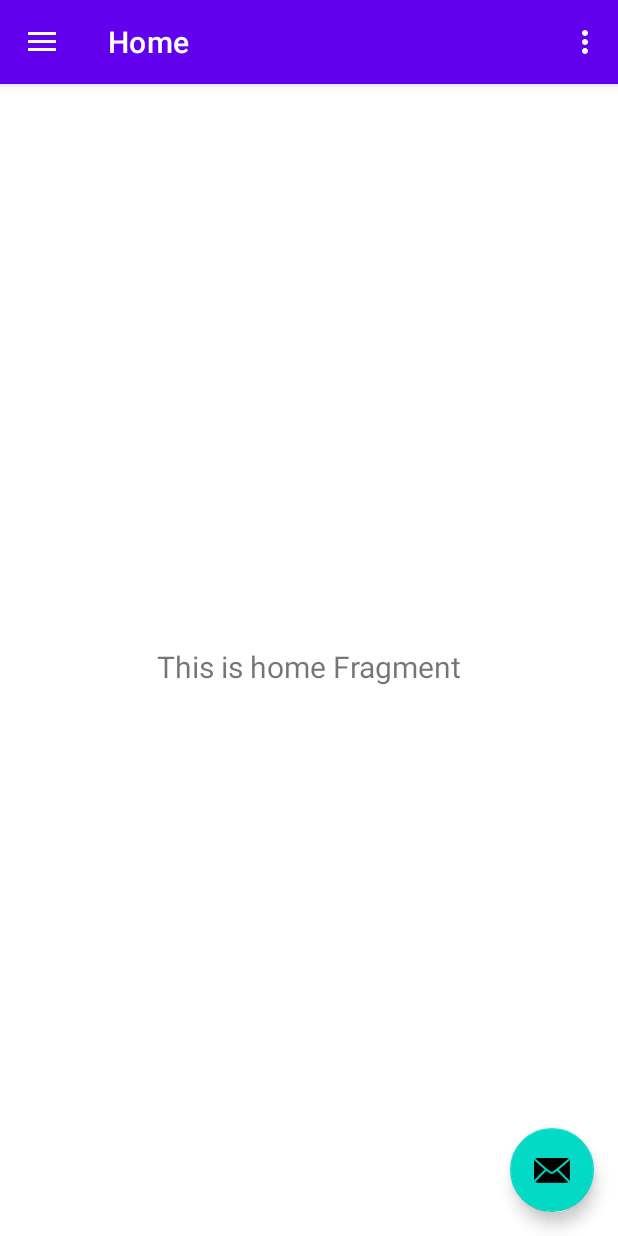
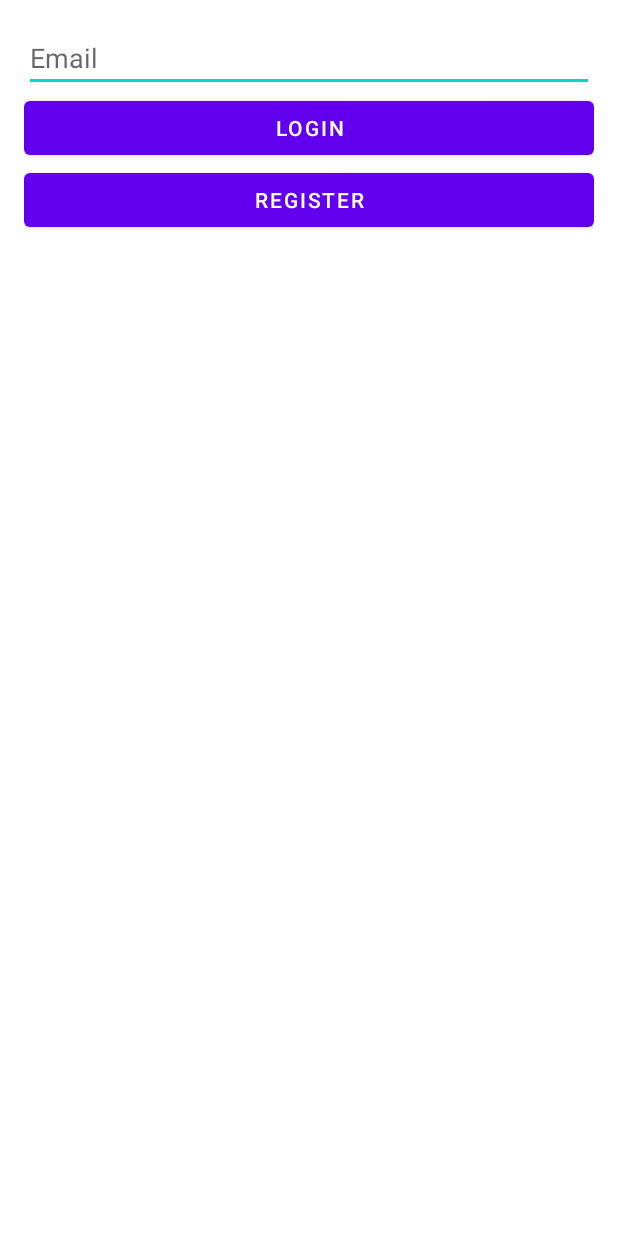
Before and after one commit to rafacm1803/Pay2Share, an Android app: the screen it shows after launch (MainActivity before the commit, LoginActivity after it), on a phone screen of 412 x 824 dp. Run offline under Robolectric (Android 15) with nearby library versions, the phone set to English and light mode, and no system bars.

Commit message:
login y registro

```diff
--- a/app/src/main/java/com/pay2share/ui/home/HomeFragment.kt
+++ b/app/src/main/java/com/pay2share/ui/home/HomeFragment.kt
@@ -4,17 +4,18 @@ import android.os.Bundle
 import android.view.LayoutInflater
 import android.view.View
 import android.view.ViewGroup
+import android.widget.Button
 import android.widget.TextView
 import androidx.fragment.app.Fragment
 import androidx.lifecycle.ViewModelProvider
 import com.pay2share.databinding.FragmentHomeBinding
+import com.pay2share.database.DatabaseHelper
+import com.pay2share.data.database.UsuarioRepository
+import com.pay2share.data.database.GrupoRepository
 
 class HomeFragment : Fragment() {
 
     private var _binding: FragmentHomeBinding? = null
-
-    // This property is only valid between onCreateView and
-    // onDestroyView.
     private val binding get() = _binding!!
 
     override fun onCreateView(
@@ -22,16 +23,29 @@ class HomeFragment : Fragment() {
         container: ViewGroup?,
         savedInstanceState: Bundle?
     ): View {
-        val homeViewModel =
-            ViewModelProvider(this).get(HomeViewModel::class.java)
+        val dbHelper = DatabaseHelper(requireContext())
+        val usuarioRepository = UsuarioRepository(dbHelper)
+        val grupoRepository = GrupoRepository(dbHelper)
+        val homeViewModel = ViewModelProvider(this, HomeViewModelFactory(usuarioRepository)).get(HomeViewModel::class.java)
 
         _binding = FragmentHomeBinding.inflate(inflater, container, false)
         val root: View = binding.root
 
         val textView: TextView = binding.textHome
-        homeViewModel.text.observe(viewLifecycleOwner) {
-            textView.text = it
+        homeViewModel.grupos.observe(viewLifecycleOwner) { grupos ->
+            textView.text = grupos.joinToString("\n")
         }
+
+        // Suponiendo que el ID del usuario es 1
+        homeViewModel.cargarGrupos(1)
+
+        val buttonAddGroup: Button = binding.buttonAddGroup
+        buttonAddGroup.setOnClickListener {
+            // Añadir un grupo para el usuario con ID 1
+            grupoRepository.crearGrupo("Nuevo Grupo")
+            homeViewModel.cargarGrupos(1) // Recargar los grupos
+        }
+
         return root
     }
 
--- a/app/src/main/java/com/pay2share/ui/home/HomeViewModel.kt
+++ b/app/src/main/java/com/pay2share/ui/home/HomeViewModel.kt
@@ -1,13 +1,23 @@
+// app/src/main/java/com/pay2share/ui/home/HomeViewModel.kt
 package com.pay2share.ui.home
 
 import androidx.lifecycle.LiveData
 import androidx.lifecycle.MutableLiveData
 import androidx.lifecycle.ViewModel
+import com.pay2share.data.database.UsuarioRepository
 
-class HomeViewModel : ViewModel() {
+class HomeViewModel(private val usuarioRepository: UsuarioRepository) : ViewModel() {
 
-    private val _text = MutableLiveData<String>().apply {
-        value = "This is home Fragment"
+    private val _grupos = MutableLiveData<List<String>>()
+    val grupos: LiveData<List<String>> = _grupos
+
+    fun cargarGrupos(usuarioId: Int) {
+        val cursor = usuarioRepository.obtenerGruposDeUsuario(usuarioId)
+        val listaGrupos = mutableListOf<String>()
+        while (cursor.moveToNext()) {
+            listaGrupos.add(cursor.getString(cursor.getColumnIndexOrThrow("name")))
+        }
+        cursor.close()
+        _grupos.value = listaGrupos
     }
-    val text: LiveData<String> = _text
 }
--- /dev/null
+++ b/app/src/main/java/com/pay2share/ui/login/LoginActivity.kt
@@ -0,0 +1,32 @@
+package com.pay2share.ui.login
+
+import android.content.Intent
+import android.os.Bundle
+import androidx.appcompat.app.AppCompatActivity
+import com.pay2share.databinding.ActivityLoginBinding
+import com.pay2share.MainActivity
+import com.pay2share.ui.register.RegisterActivity
+
+class LoginActivity : AppCompatActivity() {
+
+    private lateinit var binding: ActivityLoginBinding
+
+    override fun onCreate(savedInstanceState: Bundle?) {
+        super.onCreate(savedInstanceState)
+        binding = ActivityLoginBinding.inflate(layoutInflater)
+        setContentView(binding.root)
+
+        binding.buttonLogin.setOnClickListener {
+            val email = binding.editTextEmail.text.toString()
+            // Aquí puedes agregar la lógica para verificar el email y proceder al login
+            val intent = Intent(this, MainActivity::class.java)
+            startActivity(intent)
+            finish()
+        }
+
+        binding.buttonRegister.setOnClickListener {
+            val intent = Intent(this, RegisterActivity::class.java)
+            startActivity(intent)
+        }
+    }
+}
--- /dev/null
+++ b/app/src/main/res/layout/activity_login.xml
@@ -0,0 +1,26 @@
+<?xml version="1.0" encoding="utf-8"?>
+<LinearLayout xmlns:android="http://schemas.android.com/apk/res/android"
+    android:layout_width="match_parent"
+    android:layout_height="match_parent"
+    android:orientation="vertical"
+    android:padding="16dp">
+
+    <EditText
+        android:id="@+id/editTextEmail"
+        android:layout_width="match_parent"
+        android:layout_height="wrap_content"
+        android:hint="Email"
+        android:inputType="textEmailAddress" />
+
+    <Button
+        android:id="@+id/buttonLogin"
+        android:layout_width="match_parent"
+        android:layout_height="wrap_content"
+        android:text="Login" />
+
+    <Button
+        android:id="@+id/buttonRegister"
+        android:layout_width="match_parent"
+        android:layout_height="wrap_content"
+        android:text="Register" />
+</LinearLayout>
```
Also changed, not shown: app/src/main/AndroidManifest.xml (+17 -5 lines), app/src/main/java/com/pay2share/ui/home/HomeViewModelFactory.kt (added, +15 -0 lines), app/src/main/java/com/pay2share/ui/register/RegisterActivity.kt (added, +28 -0 lines), app/src/main/res/layout/activity_register.xml (added, +26 -0 lines), app/src/main/res/layout/fragment_home.xml (+10 -0 lines), app/src/main/java/com/pay2share/data/models/Usuario.kt (line endings or trailing spaces).
